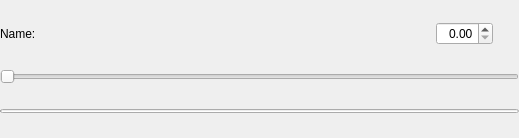
This is src/noggit/ui/tools/UiCommon/ExtendedSliderUi.ui in randomkid2/Noggit_Crimson as Qt 5 draws it before an edit. The edited form follows.
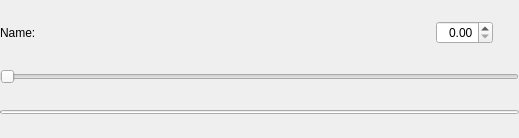
This is the edited form.

Patch:
```diff
--- a/src/noggit/ui/tools/UiCommon/ExtendedSliderUi.ui
+++ b/src/noggit/ui/tools/UiCommon/ExtendedSliderUi.ui
@@ -183,13 +183,13 @@
      <property name="minimumSize">
       <size>
        <width>0</width>
-       <height>16</height>
+       <height>20</height>
       </size>
      </property>
      <property name="maximumSize">
       <size>
        <width>16777215</width>
-       <height>16</height>
+       <height>20</height>
       </size>
      </property>
      <property name="orientation">
```
Left out of the diff: 67 changed lines with no effect on the pictures.
